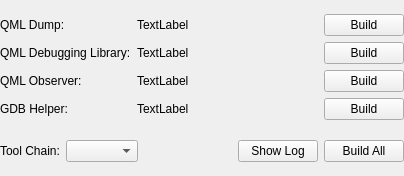
This is src/plugins/qtsupport/debugginghelper.ui in qt-creator/qt-creator as Qt 5 draws it before an edit. The edited form follows.
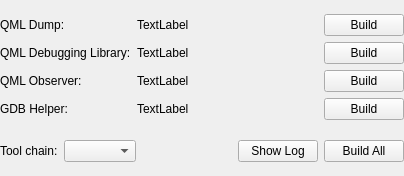
This is the edited form.

Commit message: UI text: Use sentence style capitalization for labels

Diff of the .ui file:
```diff
--- a/src/plugins/qtsupport/debugginghelper.ui
+++ b/src/plugins/qtsupport/debugginghelper.ui
@@ -140,7 +140,7 @@
      <item>
       <widget class="QLabel" name="toolChainLabel">
        <property name="text">
-        <string>Tool Chain:</string>
+        <string>Tool chain:</string>
        </property>
       </widget>
      </item>
```
